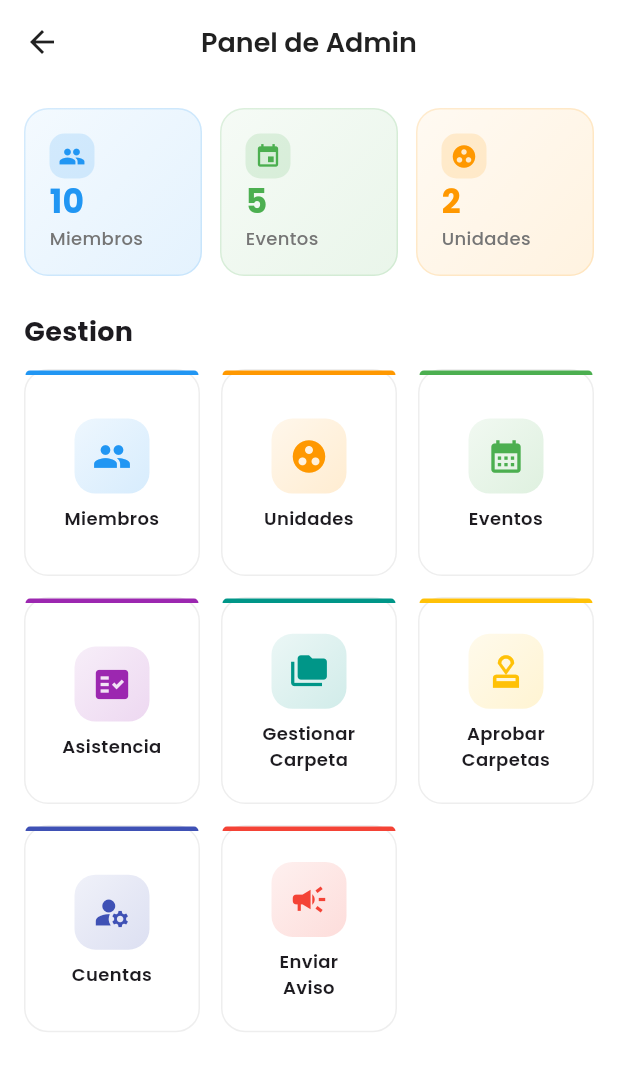
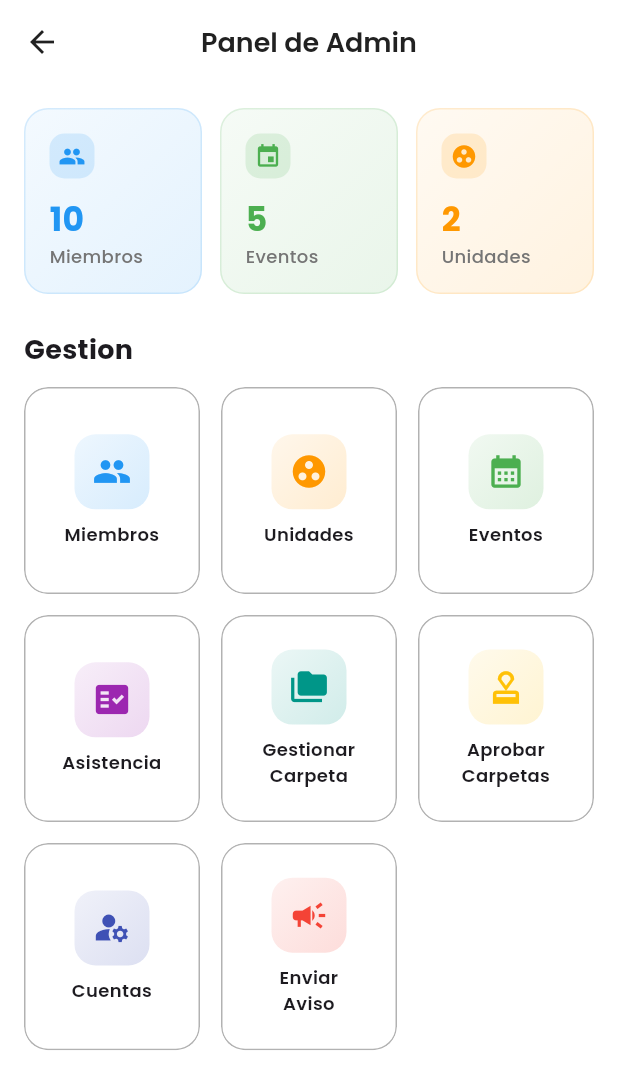
Before and after one commit to PabloIAIN/gmu_doulos, a Flutter app: the AdminPanelScreen screen opened directly, on a phone screen of 412 x 824 dp. Shown: the top 1089 px of the screen. Run offline on Flutter 3.47's test engine with Material 3 defaults, Android fonts, the phone set to English and light mode, and no system bars; our stand-ins replace firebase_core, firebase_messaging, fl_chart, flutter_local_notifications, google_fonts, image_picker and 4 more; accounts and stored records are empty.

Commit message:
fix: resolve layout crashes in admin panel and stat cards
- StatCard: replace Spacer() with SizedBox and use MainAxisSize.min
  to fix unbounded height constraint crash in ScrollView contexts
- AdminPanel: remove Expanded from action cards, use theme-aware
  borders, reload stats when returning from pushed screens
- MainNavigation: cache screens in initState to prevent recreation
- DrawerHeader: reduce avatar/text size to prevent 7px overflow

Co-Authored-By: Claude Opus 4.6 <noreply@anthropic.com>

```diff
--- a/lib/screens/admin/admin_panel_screen.dart
+++ b/lib/screens/admin/admin_panel_screen.dart
@@ -129,10 +129,14 @@ class _AdminPanelScreenState extends State<AdminPanelScreen> {
     required Color color,
     required VoidCallback onTap,
   }) {
-    return Container(
+    return ClipRRect(
+      borderRadius: BorderRadius.circular(16),
+      child: Container(
         decoration: BoxDecoration(
           borderRadius: BorderRadius.circular(16),
-        border: Border.all(color: Colors.grey.shade200),
+          border: Border.all(
+            color: Theme.of(context).dividerColor.withValues(alpha: 0.3),
+          ),
           color: Theme.of(context).colorScheme.surface,
         ),
         child: Material(
@@ -140,22 +144,6 @@ class _AdminPanelScreenState extends State<AdminPanelScreen> {
           child: InkWell(
             borderRadius: BorderRadius.circular(16),
             onTap: onTap,
-          child: Column(
-            children: [
-              // Barra de color superior
-              Container(
-                height: 3,
-                decoration: BoxDecoration(
-                  color: color,
-                  borderRadius: const BorderRadius.only(
-                    topLeft: Radius.circular(16),
-                    topRight: Radius.circular(16),
-                  ),
-                ),
-              ),
-              Expanded(
-                child: Padding(
-                  padding: const EdgeInsets.all(10),
             child: Column(
               mainAxisAlignment: MainAxisAlignment.center,
               children: [
@@ -175,16 +163,18 @@ class _AdminPanelScreenState extends State<AdminPanelScreen> {
                   child: Icon(icon, color: color, size: 26),
                 ),
                 const SizedBox(height: 8),
-                      Text(
+                Padding(
+                  padding: const EdgeInsets.symmetric(horizontal: 6),
+                  child: Text(
                     label,
                     textAlign: TextAlign.center,
+                    maxLines: 2,
+                    overflow: TextOverflow.ellipsis,
                     style: const TextStyle(fontSize: 12, fontWeight: FontWeight.w600),
+                  ),
                 ),
               ],
             ),
-                ),
-              ),
-            ],
           ),
         ),
       ),
@@ -263,6 +253,8 @@ class _AdminPanelScreenState extends State<AdminPanelScreen> {
   }
 
   void _navTo(Widget screen) {
-    Navigator.push(context, MaterialPageRoute(builder: (_) => screen));
+    Navigator.push(context, MaterialPageRoute(builder: (_) => screen)).then((_) {
+      if (mounted) _cargarStats();
+    });
   }
 }
--- a/lib/widgets/stat_card.dart
+++ b/lib/widgets/stat_card.dart
@@ -38,7 +38,7 @@ class StatCard extends StatelessWidget {
         ),
         child: Column(
           crossAxisAlignment: CrossAxisAlignment.start,
-          mainAxisSize: MainAxisSize.max,
+          mainAxisSize: MainAxisSize.min,
           children: [
             Container(
               padding: const EdgeInsets.all(6),
@@ -48,7 +48,7 @@ class StatCard extends StatelessWidget {
               ),
               child: Icon(icon, color: color, size: 18),
             ),
-            const Spacer(),
+            const SizedBox(height: 12),
             Text(
               value,
               style: TextStyle(
```
Also changed, not shown: lib/main.dart (+15 -8 lines), 1 other file. Lines whose indentation alone changed are shown as unchanged.
